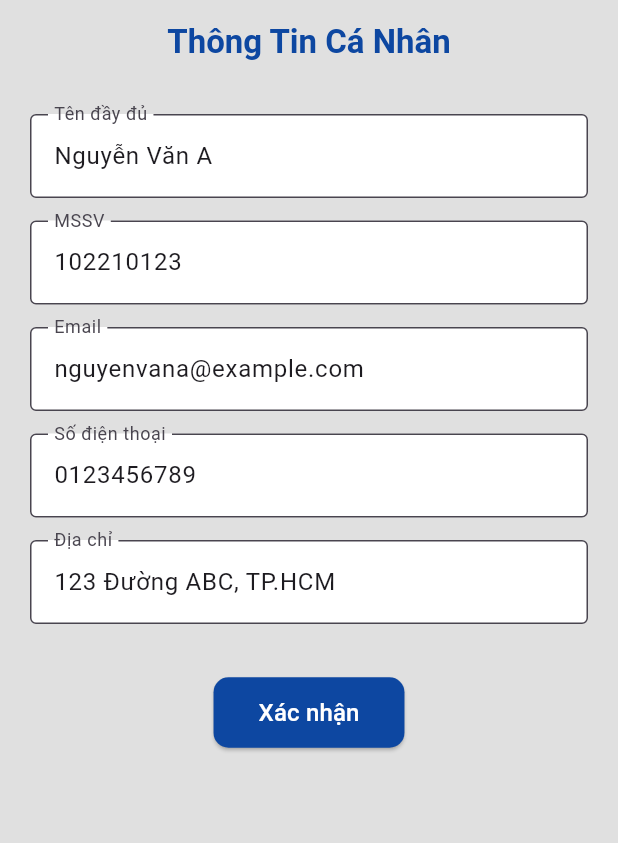
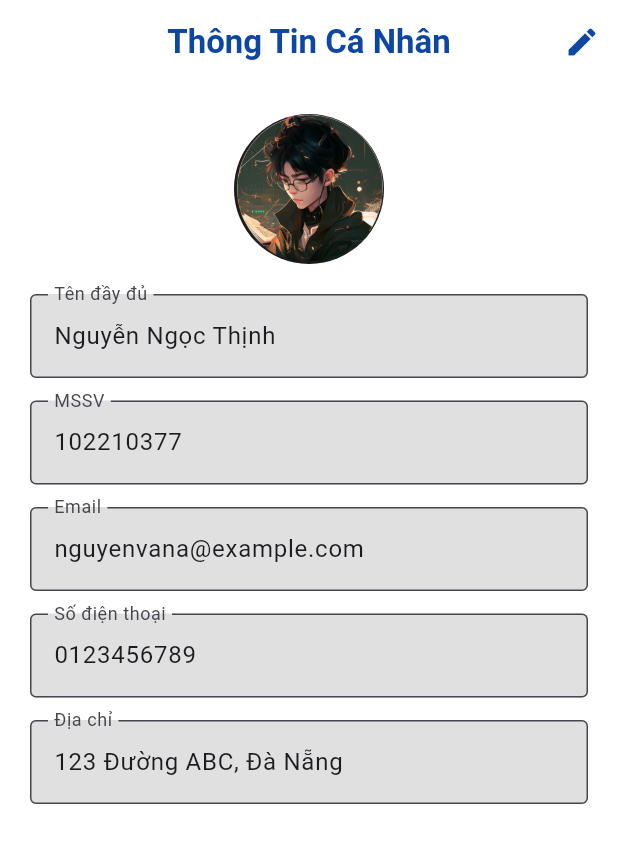
Before and after one commit to NNT3004/AppDTN, a Flutter app: the ProfilePage screen opened directly, on a phone screen of 412 x 824 dp. Shown: the top 843 px of the screen. Run offline on Flutter 3.47's test engine with Material 3 defaults, Android fonts, the phone set to English and light mode, and no system bars; our stand-ins replace google_nav_bar, shared_preferences; accounts and stored records are empty.

Commit message:
fix profile user

```diff
--- a/lib/main.dart
+++ b/lib/main.dart
@@ -23,7 +23,8 @@ class MyApp extends StatelessWidget {
   Widget build(BuildContext context) {
     return MaterialApp(
       debugShowCheckedModeBanner: false,
-      home: LoginPage(),
+      //home: LoginPage(),
+      home: HomePage(),
     );
   }
 }
--- a/lib/pages/home_page.dart
+++ b/lib/pages/home_page.dart
@@ -33,7 +33,7 @@ class _HomePageState extends State<HomePage> {
   @override
   Widget build(BuildContext context) {
     return Scaffold(
-      backgroundColor: Colors.grey[300], // Màu nền của trang chính
+      backgroundColor: Colors.white, // Màu nền của trang chính
       // Thanh điều hướng dưới cùng
       bottomNavigationBar: MyBottomNavBar(
         onTabChange: (index) => navigateBottomBar(index),
--- a/lib/pages/main_page.dart
+++ b/lib/pages/main_page.dart
@@ -16,9 +16,9 @@ class _MainPageState extends State<MainPage> {
     return DefaultTabController(
       length: 3, // Số lượng tab
       child: Scaffold(
-        backgroundColor: Colors.grey[300],
+        backgroundColor: Colors.white,
         appBar: AppBar(
-          backgroundColor: Colors.grey[300],
+          backgroundColor: Colors.white,
           centerTitle: true,
           automaticallyImplyLeading: false,
           title: Text(
--- a/lib/pages/profile_page.dart
+++ b/lib/pages/profile_page.dart
@@ -1,5 +1,4 @@
 import 'package:flutter/material.dart';
-import 'package:flutter/foundation.dart';
 
 class ProfilePage extends StatefulWidget {
   const ProfilePage({super.key});
@@ -11,23 +10,24 @@ class ProfilePage extends StatefulWidget {
 class _ProfilePageState extends State<ProfilePage> {
   final _formKey = GlobalKey<FormState>();
 
-  // Dữ liệu người dùng (giống như lấy từ store trong Redux)
+  // Dữ liệu người dùng
   Map<String, String> user = {
-    "fullname": "Nguyễn Văn A",
-    "studentId": "102210123",
+    "fullname": "Nguyễn Ngọc Thịnh",
+    "studentId": "102210377",
     "email": "nguyenvana@example.com",
     "phoneNumber": "0123456789",
-    "address": "123 Đường ABC, TP.HCM",
+    "address": "123 Đường ABC, Đà Nẵng",
   };
+
+  bool isEditing = false; // Trạng thái chỉnh sửa
 
   @override
   Widget build(BuildContext context) {
     return Scaffold(
-      backgroundColor: Colors.grey[300],
+      backgroundColor: Colors.white,
       appBar: AppBar(
-        backgroundColor: Colors.grey[300],
+        backgroundColor: Colors.white,
         centerTitle: true,
-        automaticallyImplyLeading: false,
         title: Text(
           "Thông Tin Cá Nhân",
           style: TextStyle(
@@ -35,69 +35,87 @@ class _ProfilePageState extends State<ProfilePage> {
             fontWeight: FontWeight.bold,
           ),
         ),
-        //backgroundColor: Colors.blue[900],
+        actions: [
+          // Nút chỉnh sửa
+          IconButton(
+            icon: Icon(Icons.edit, color: Colors.blue[900]),
+            onPressed: () {
+              setState(() {
+                isEditing = !isEditing;
+              });
+            },
           ),
-      body: Padding(
+        ],
+      ),
+      body: SingleChildScrollView(
         padding: EdgeInsets.all(20),
         child: Form(
           key: _formKey,
-          child: Container(
-            color: Colors.grey[300],
           child: Column(
-              crossAxisAlignment: CrossAxisAlignment.start,
+            crossAxisAlignment: CrossAxisAlignment.center,
             children: [
-                _buildReadOnlyField("Tên đầy đủ", user["fullname"]!),
-                _buildReadOnlyField("MSSV", user["studentId"]!),
-                _buildReadOnlyField("Email", user["email"]!),
-                _buildReadOnlyField("Số điện thoại", user["phoneNumber"]!),
-                _buildReadOnlyField("Địa chỉ", user["address"]!),
+              // Ảnh đại diện
+              Center(
+                child: CircleAvatar(
+                  radius: 50,
+                  backgroundImage: AssetImage('lib/images/thinh.png'), // Avatar
+                ),
+              ),
               SizedBox(height: 20),
-                Center(
-                  child: ElevatedButton(
+
+              // Các trường thông tin
+              _buildTextField("Tên đầy đủ", "fullname"),
+              _buildTextField("MSSV", "studentId"),
+              _buildTextField("Email", "email"),
+              _buildTextField("Số điện thoại", "phoneNumber"),
+              _buildTextField("Địa chỉ", "address"),
+              SizedBox(height: 20),
+
+              // Nút lưu khi đang chỉnh sửa
+              if (isEditing)
+                ElevatedButton(
                   onPressed: () {
                     if (_formKey.currentState!.validate()) {
-                        // Xử lý xác nhận form (Ví dụ: Gửi lên server)
-                        if (kDebugMode) {
-                          print("Thông tin đã được xác nhận!");
-                        }
+                      _formKey.currentState!.save(); // Lưu dữ liệu vào user
+                      setState(() {
+                        isEditing = false;
+                      });
+                      ScaffoldMessenger.of(context).showSnackBar(
+                        SnackBar(content: Text("Thông tin đã được cập nhật!")),
+                      );
                     }
                   },
                   style: ElevatedButton.styleFrom(
                     backgroundColor: Colors.blue[900],
-                      padding: EdgeInsets.symmetric(
-                        horizontal: 30,
-                        vertical: 12,
-                      ),
+                    padding: EdgeInsets.symmetric(horizontal: 30, vertical: 12),
                     shape: RoundedRectangleBorder(
                       borderRadius: BorderRadius.circular(10),
                     ),
                   ),
-                    child: Text(
-                      "Xác nhận",
-                      style: TextStyle(fontSize: 16, color: Colors.white),
-                    ),
-                  ),
+                  child: Text("Lưu", style: TextStyle(fontSize: 16, color: Colors.white)),
                 ),
             ],
-            ),
           ),
         ),
       ),
     );
   }
 
-  // Hàm tạo TextField chỉ đọc (giống input disabled trong React của phần UI bên Web)
-  Widget _buildReadOnlyField(String label, String value) {
+  // Hàm tạo TextField có thể chỉnh sửa
+  Widget _buildTextField(String label, String key) {
     return Padding(
       padding: EdgeInsets.only(bottom: 15),
       child: TextFormField(
-        initialValue: value,
-        readOnly: true,
+        initialValue: user[key],
+        readOnly: !isEditing, // Chỉ cho phép chỉnh sửa khi bật chế độ edit
+        onChanged: (value) {
+          user[key] = value; // Cập nhật giá trị mới vào user
+        },
         decoration: InputDecoration(
           labelText: label,
           border: OutlineInputBorder(),
           filled: true,
-          fillColor: Colors.white,
+          fillColor: isEditing ? Colors.white : Colors.grey[300], // Chỉ đổi màu khi chỉnh sửa
         ),
       ),
     );
--- a/pubspec.yaml
+++ b/pubspec.yaml
@@ -65,8 +65,8 @@ flutter:
 
   # To add assets to your application, add an assets section, like this:
   assets:
-  - lib/images/
-  - lib/images/logo.png
+    - lib/images/
+    - lib/images/logo.png
   #   - images/a_dot_burr.jpeg
   #   - images/a_dot_ham.jpeg
 
```
Also changed, not shown: lib/images/thinh.png (added). Lines whose indentation alone changed are shown as unchanged.
